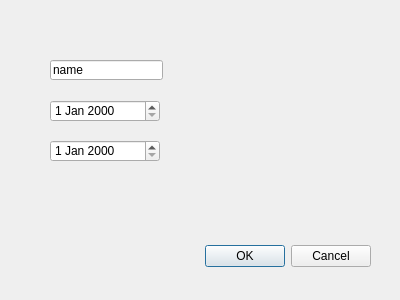
Old version of the form week3/addnewscientistdialog.ui in the repository Hopur29/vika3.
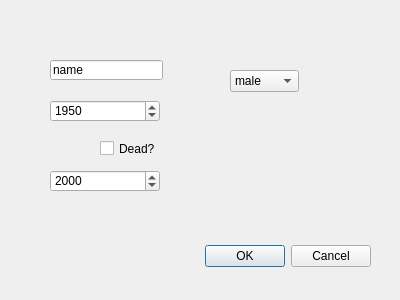
New version of the form.

Patch:
```diff
--- a/week3/addnewscientistdialog.ui
+++ b/week3/addnewscientistdialog.ui
@@ -51,16 +51,78 @@
      <height>22</height>
     </rect>
    </property>
+   <property name="displayFormat">
+    <string>yyyy</string>
+   </property>
+   <property name="date">
+    <date>
+     <year>1950</year>
+     <month>1</month>
+     <day>1</day>
+    </date>
+   </property>
   </widget>
   <widget class="QDateEdit" name="set_day_of_death">
    <property name="geometry">
     <rect>
      <x>50</x>
+     <y>170</y>
+     <width>110</width>
+     <height>22</height>
+    </rect>
+   </property>
+   <property name="wrapping">
+    <bool>false</bool>
+   </property>
+   <property name="readOnly">
+    <bool>false</bool>
+   </property>
+   <property name="displayFormat">
+    <string>yyyy</string>
+   </property>
+   <property name="calendarPopup">
+    <bool>false</bool>
+   </property>
+   <property name="date">
+    <date>
+     <year>2000</year>
+     <month>1</month>
+     <day>1</day>
+    </date>
+   </property>
+  </widget>
+  <widget class="QComboBox" name="Set_sex">
+   <property name="geometry">
+    <rect>
+     <x>230</x>
+     <y>70</y>
+     <width>69</width>
+     <height>22</height>
+    </rect>
+   </property>
+   <item>
+    <property name="text">
+     <string>male</string>
+    </property>
+   </item>
+   <item>
+    <property name="text">
+     <string>female</string>
+    </property>
+   </item>
+  </widget>
+  <widget class="QCheckBox" name="checkBox">
+   <property name="geometry">
+    <rect>
+     <x>100</x>
      <y>140</y>
-     <width>110</width>
-     <height>22</height>
+     <width>70</width>
+     <height>17</height>
     </rect>
    </property>
+   <property name="text">
+    <string>Dead?</string>
+   </property>
   </widget>
  </widget>
  <resources/>
```
Left out of the diff: 4 changed lines with no effect on the pictures.
